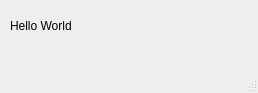
Qt form Label/mainwindow.ui (dotai315/Qt_Learning) before a commit.
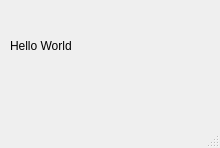
The same form after that commit.

What changed in the file:
```diff
--- a/Label/mainwindow.ui
+++ b/Label/mainwindow.ui
@@ -6,32 +6,26 @@
    <rect>
     <x>0</x>
     <y>0</y>
-    <width>258</width>
-    <height>93</height>
+    <width>220</width>
+    <height>148</height>
    </rect>
   </property>
   <property name="windowTitle">
    <string>MainWindow</string>
   </property>
   <widget class="QWidget" name="centralwidget">
-   <widget class="QWidget" name="horizontalLayoutWidget">
+   <widget class="QLabel" name="label">
     <property name="geometry">
      <rect>
       <x>10</x>
-      <y>10</y>
-      <width>231</width>
-      <height>31</height>
+      <y>20</y>
+      <width>131</width>
+      <height>51</height>
      </rect>
     </property>
-    <layout class="QHBoxLayout" name="horizontalLayout">
-     <item>
-      <widget class="QLabel" name="label">
-       <property name="text">
-        <string>Hello World</string>
-       </property>
-      </widget>
-     </item>
-    </layout>
+    <property name="text">
+     <string>Hello World</string>
+    </property>
    </widget>
   </widget>
   <widget class="QMenuBar" name="menubar">
```
Left out of the diff: 4 changed lines with no effect on the pictures.
